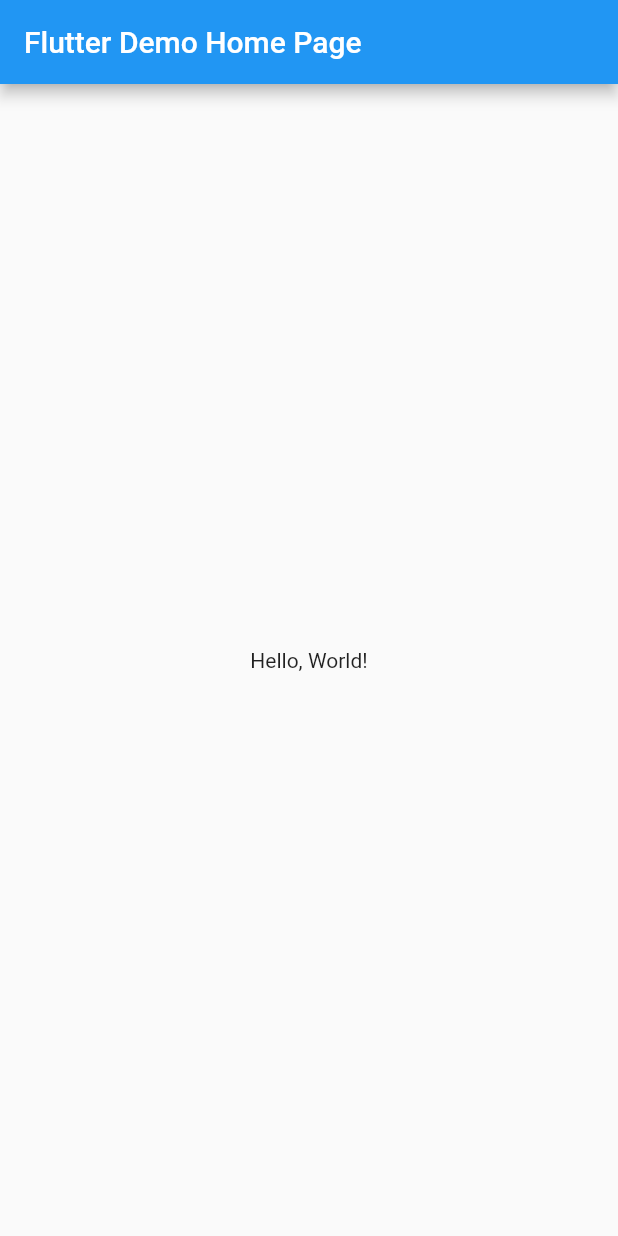
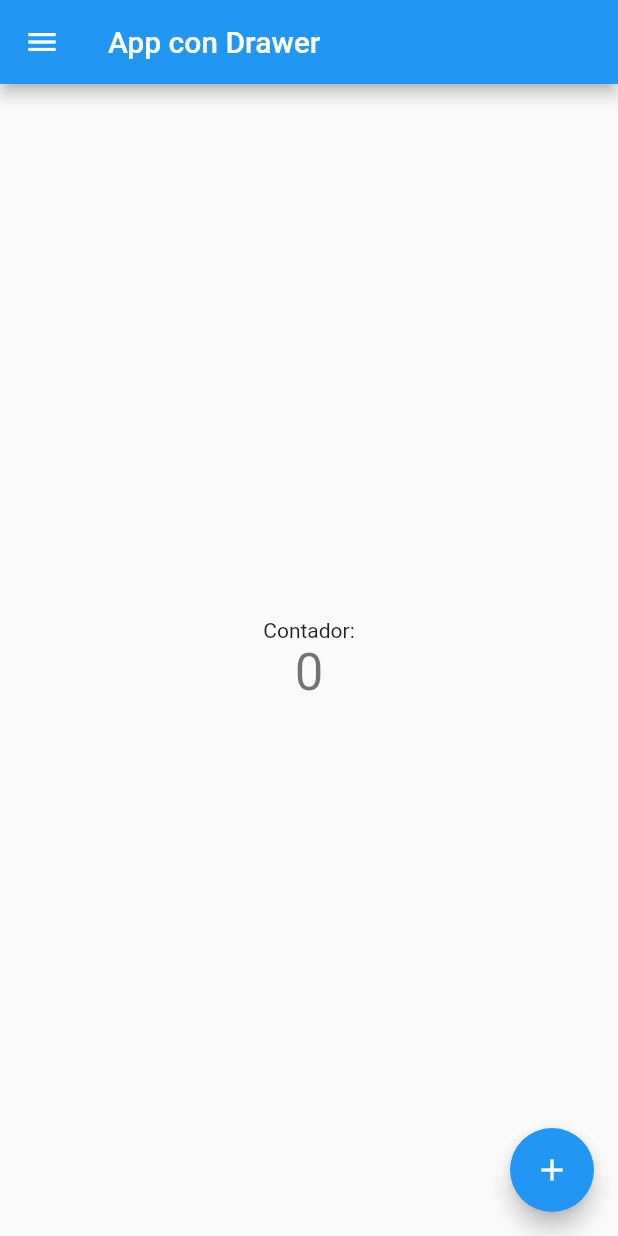
Before and after one commit to OmarOsorio11/FlutterApp, a Flutter app: the screen it shows after launch, on a phone screen of 412 x 824 dp. Run offline on Flutter 3.47's test engine with Material 2 defaults, Android fonts, the phone set to English and light mode, and no system bars.

Commit message:
First Commit

```diff
--- a/lib/main.dart
+++ b/lib/main.dart
@@ -1,41 +1,90 @@
 import 'package:flutter/material.dart';
 
-void main() => runApp(MyApp());
+void main() {
+  runApp(MyApp());
+}
 
 class MyApp extends StatelessWidget {
-  const MyApp({super.key});
-  // This widget is the root of your application.
   @override
   Widget build(BuildContext context) {
     return MaterialApp(
-      // Application name
-      title: 'Flutter Hello World',
-      // Application theme data, you can set the colors for the application as
-      // you want
-      theme: ThemeData(
-        primarySwatch: Colors.blue,
-      ),
-      // A widget which will be started on application startup
-      home: MyHomePage(title: 'Flutter Demo Home Page'),
+      home: MyHomePage(),
     );
   }
 }
 
-class MyHomePage extends StatelessWidget {
-  final String title;
-  const MyHomePage({super.key, required this.title});
+class MyHomePage extends StatefulWidget {
+  @override
+  _MyHomePageState createState() => _MyHomePageState();
+}
+
+class _MyHomePageState extends State<MyHomePage> {
+  int _counter = 0;
+
+  void _incrementCounter() {
+    setState(() {
+      _counter++;
+    });
+  }
 
   @override
   Widget build(BuildContext context) {
     return Scaffold(
       appBar: AppBar(
-        // The title text which will be shown on the action bar
-        title: Text(title),
+        title: Text('App con Drawer'),
+      ),
+      drawer: Drawer(
+        // Menú desplegable izquierdo
+        child: ListView(
+          padding: EdgeInsets.zero,
+          children: <Widget>[
+            DrawerHeader(
+              decoration: BoxDecoration(
+                color: Colors.blue,
+              ),
+              child: Text(
+                'Menú',
+                style: TextStyle(
+                  color: Colors.white,
+                  fontSize: 24,
+                ),
+              ),
+            ),
+            ListTile(
+              title: Text('Opción 1'),
+              onTap: () {
+                // Acción al hacer clic en la opción 1
+                Navigator.pop(context); // Cierra el drawer
+              },
+            ),
+            ListTile(
+              title: Text('Opción 2'),
+              onTap: () {
+                // Acción al hacer clic en la opción 2
+                Navigator.pop(context); // Cierra el drawer
+              },
+            ),
+          ],
+        ),
       ),
       body: Center(
-        child: Text(
-          'Hello, World!',
+        child: Column(
+          mainAxisAlignment: MainAxisAlignment.center,
+          children: <Widget>[
+            Text(
+              'Contador:',
+            ),
+            Text(
+              '$_counter',
+              style: Theme.of(context).textTheme.headline4,
+            ),
+          ],
         ),
+      ),
+      floatingActionButton: FloatingActionButton(
+        onPressed: _incrementCounter,
+        tooltip: 'Incrementar',
+        child: Icon(Icons.add),
       ),
     );
   }
```
